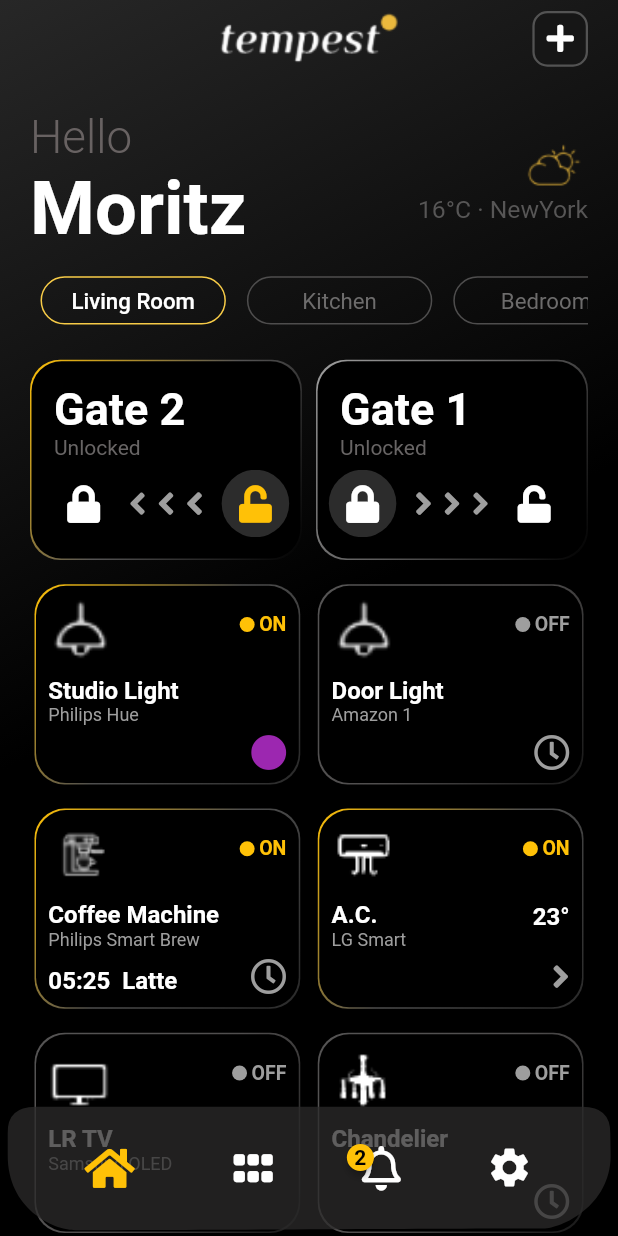
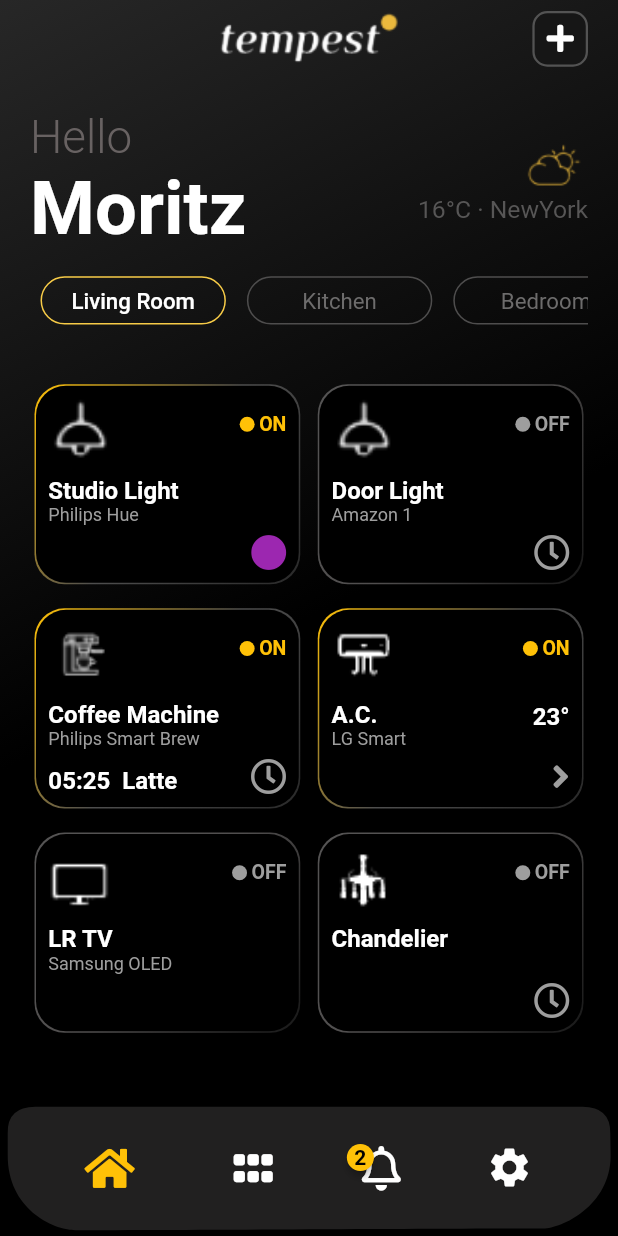
Before and after one commit to Sanjay0907/Home-Automation-UI, a Flutter app: the HomePage screen opened directly, on a phone screen of 412 x 824 dp. Run offline on Flutter 3.47's test engine with Material 2 defaults, Android fonts, the phone set to English and light mode, and no system bars; drawn by our look-alikes of badges, shimmer; our stand-ins replace font_awesome_flutter, sizer, vibration.

Commit message:
Removed Gates

```diff
--- a/lib/pages/homepage.dart
+++ b/lib/pages/homepage.dart
@@ -143,133 +143,133 @@ class _HomePageState extends State<HomePage> {
                   SizedBox(
                     height: 2.h,
                   ),
-                  Row(
-                    mainAxisAlignment: MainAxisAlignment.spaceBetween,
-                    children: [
-                      Container(
-                        height: 16.2.h,
-                        width: 44.w,
-                        decoration: BoxDecoration(
-                          borderRadius: BorderRadius.circular(20),
-                          gradient: LinearGradient(
-                            begin: Alignment.topLeft,
-                            end: Alignment.bottomRight,
-                            colors: !gate_2_is_lock
-                                ? [
-                                    Colors.amber,
-                                    const Color.fromARGB(255, 85, 84, 84),
-                                    Colors.black,
-                                  ]
-                                : [Colors.grey, Colors.black, Colors.black],
-                          ),
-                        ),
-                        child: Container(
-                          margin: const EdgeInsets.all(1),
-                          padding: const EdgeInsets.symmetric(
-                              horizontal: 5, vertical: 7),
-                          height: (MediaQuery.of(context).size.width / 3) - 5,
-                          width: (MediaQuery.of(context).size.width / 2.3) - 5,
-                          decoration: BoxDecoration(
-                            color: Colors.black,
-                            borderRadius: BorderRadius.circular(20),
-                          ),
-                          child: Column(
-                            mainAxisAlignment: MainAxisAlignment.spaceEvenly,
-                            crossAxisAlignment: CrossAxisAlignment.start,
-                            children: [
-                              Container(
-                                margin: const EdgeInsets.only(left: 10),
-                                child: Column(
-                                    crossAxisAlignment:
-                                        CrossAxisAlignment.start,
-                                    children: const [
-                                      Text(
-                                        "Gate 2",
-                                        style: TextStyle(
-                                            color: Colors.white,
-                                            fontSize: 30,
-                                            fontWeight: FontWeight.w600),
-                                      ),
-                                      Text("Unlocked",
-                                          style: TextStyle(
-                                              color: Color.fromARGB(
-                                                  255, 104, 101, 101))),
-                                    ]),
-                              ),
-                              !gate_2_is_lock
-                                  ? const Gate1LockSliderButton()
-                                  : const Gate1UnlockSliderButton(),
-                              // if (gate_1_is_lock == true)
-                              //   const Gate1LockSliderButton(),
-                              // if (gate_1_is_lock != true)
-                              //   const Gate1UnlockSliderButton(),
-                            ],
-                          ),
-                        ),
-                      ),
-                      Container(
-                        height: 16.2.h,
-                        width: 44.w,
-                        decoration: BoxDecoration(
-                          borderRadius: BorderRadius.circular(20),
-                          gradient: LinearGradient(
-                            begin: Alignment.topLeft,
-                            end: Alignment.bottomRight,
-                            colors: gate_1_is_lock
-                                ? [
-                                    Colors.amber,
-                                    const Color.fromARGB(255, 85, 84, 84),
-                                    Colors.black,
-                                  ]
-                                : [
-                                    Colors.grey,
-                                    const Color.fromARGB(255, 92, 91, 91),
-                                    Colors.black
-                                  ],
-                          ),
-                        ),
-                        child: Container(
-                          margin: const EdgeInsets.all(1),
-                          padding: const EdgeInsets.symmetric(
-                              horizontal: 5, vertical: 7),
-                          height: (MediaQuery.of(context).size.width / 3) - 5,
-                          width: (MediaQuery.of(context).size.width / 2.3) - 5,
-                          decoration: BoxDecoration(
-                            color: Colors.black,
-                            borderRadius: BorderRadius.circular(20),
-                          ),
-                          child: Column(
-                            mainAxisAlignment: MainAxisAlignment.spaceEvenly,
-                            crossAxisAlignment: CrossAxisAlignment.start,
-                            children: [
-                              Container(
-                                margin: const EdgeInsets.only(left: 10),
-                                child: Column(
-                                    crossAxisAlignment:
-                                        CrossAxisAlignment.start,
-                                    children: const [
-                                      Text(
-                                        "Gate 1",
-                                        style: TextStyle(
-                                            color: Colors.white,
-                                            fontSize: 30,
-                                            fontWeight: FontWeight.w600),
-                                      ),
-                                      Text("Unlocked",
-                                          style: TextStyle(
-                                              color: Color.fromARGB(
-                                                  255, 104, 101, 101))),
-                                    ]),
-                              ),
-                              gate_1_is_lock
-                                  ? const Gate1LockSliderButton()
-                                  : const Gate1UnlockSliderButton(),
-                            ],
-                          ),
-                        ),
-                      ),
-                    ],
-                  ),
+                  // Row(
+                  //   mainAxisAlignment: MainAxisAlignment.spaceBetween,
+                  //   children: [
+                  //     Container(
+                  //       height: 16.2.h,
+                  //       width: 44.w,
+                  //       decoration: BoxDecoration(
+                  //         borderRadius: BorderRadius.circular(20),
+                  //         gradient: LinearGradient(
+                  //           begin: Alignment.topLeft,
+                  //           end: Alignment.bottomRight,
+                  //           colors: !gate_2_is_lock
+                  //               ? [
+                  //                   Colors.amber,
+                  //                   const Color.fromARGB(255, 85, 84, 84),
+                  //                   Colors.black,
+                  //                 ]
+                  //               : [Colors.grey, Colors.black, Colors.black],
+                  //         ),
+                  //       ),
+                  //       child: Container(
+                  //         margin: const EdgeInsets.all(1),
+                  //         padding: const EdgeInsets.symmetric(
+                  //             horizontal: 5, vertical: 7),
+                  //         height: (MediaQuery.of(context).size.width / 3) - 5,
+                  //         width: (MediaQuery.of(context).size.width / 2.3) - 5,
+                  //         decoration: BoxDecoration(
+                  //           color: Colors.black,
+                  //           borderRadius: BorderRadius.circular(20),
+                  //         ),
+                  //         child: Column(
+                  //           mainAxisAlignment: MainAxisAlignment.spaceEvenly,
+                  //           crossAxisAlignment: CrossAxisAlignment.start,
+                  //           children: [
+                  //             Container(
+                  //               margin: const EdgeInsets.only(left: 10),
+                  //               child: Column(
+                  //                   crossAxisAlignment:
+                  //                       CrossAxisAlignment.start,
+                  //                   children: const [
+                  //                     Text(
+                  //                       "Gate 2",
+                  //                       style: TextStyle(
+                  //                           color: Colors.white,
+                  //                           fontSize: 30,
+                  //                           fontWeight: FontWeight.w600),
+                  //                     ),
+                  //                     Text("Unlocked",
+                  //                         style: TextStyle(
+                  //                             color: Color.fromARGB(
+                  //                                 255, 104, 101, 101))),
+                  //                   ]),
+                  //             ),
+                  //             !gate_2_is_lock
+                  //                 ? const Gate1LockSliderButton()
+                  //                 : const Gate1UnlockSliderButton(),
+                  //             // if (gate_1_is_lock == true)
+                  //             //   const Gate1LockSliderButton(),
+                  //             // if (gate_1_is_lock != true)
+                  //             //   const Gate1UnlockSliderButton(),
+                  //           ],
+                  //         ),
+                  //       ),
+                  //     ),
+                  //     Container(
+                  //       height: 16.2.h,
+                  //       width: 44.w,
+                  //       decoration: BoxDecoration(
+                  //         borderRadius: BorderRadius.circular(20),
+                  //         gradient: LinearGradient(
+                  //           begin: Alignment.topLeft,
+                  //           end: Alignment.bottomRight,
+                  //           colors: gate_1_is_lock
+                  //               ? [
+                  //                   Colors.amber,
+                  //                   const Color.fromARGB(255, 85, 84, 84),
+                  //                   Colors.black,
+                  //                 ]
+                  //               : [
+                  //                   Colors.grey,
+                  //                   const Color.fromARGB(255, 92, 91, 91),
+                  //                   Colors.black
+                  //                 ],
+                  //         ),
+                  //       ),
+                  //       child: Container(
+                  //         margin: const EdgeInsets.all(1),
+                  //         padding: const EdgeInsets.symmetric(
+                  //             horizontal: 5, vertical: 7),
+                  //         height: (MediaQuery.of(context).size.width / 3) - 5,
+                  //         width: (MediaQuery.of(context).size.width / 2.3) - 5,
+                  //         decoration: BoxDecoration(
+                  //           color: Colors.black,
+                  //           borderRadius: BorderRadius.circular(20),
+                  //         ),
+                  //         child: Column(
+                  //           mainAxisAlignment: MainAxisAlignment.spaceEvenly,
+                  //           crossAxisAlignment: CrossAxisAlignment.start,
+                  //           children: [
+                  //             Container(
+                  //               margin: const EdgeInsets.only(left: 10),
+                  //               child: Column(
+                  //                   crossAxisAlignment:
+                  //                       CrossAxisAlignment.start,
+                  //                   children: const [
+                  //                     Text(
+                  //                       "Gate 1",
+                  //                       style: TextStyle(
+                  //                           color: Colors.white,
+                  //                           fontSize: 30,
+                  //                           fontWeight: FontWeight.w600),
+                  //                     ),
+                  //                     Text("Unlocked",
+                  //                         style: TextStyle(
+                  //                             color: Color.fromARGB(
+                  //                                 255, 104, 101, 101))),
+                  //                   ]),
+                  //             ),
+                  //             gate_1_is_lock
+                  //                 ? const Gate1LockSliderButton()
+                  //                 : const Gate1UnlockSliderButton(),
+                  //           ],
+                  //         ),
+                  //       ),
+                  //     ),
+                  //   ],
+                  // ),
                   SizedBox(
                     height: 1.h,
                   ),
--- a/lib/slider/unlock_slider_button.dart
+++ b/lib/slider/unlock_slider_button.dart
@@ -1,6 +1,7 @@
 import 'package:flutter/material.dart';
 import 'package:font_awesome_flutter/font_awesome_flutter.dart';
 import 'package:home_automation_app_ui/constant.dart';
+import 'package:home_automation_app_ui/pages/homepage.dart';
 import 'package:home_automation_app_ui/slider/unlock_slider.dart';
 
 class Gate1UnlockSliderButton extends StatefulWidget {
@@ -47,8 +48,11 @@ class _Gate1UnlockSliderButtonState extends State<Gate1UnlockSliderButton> {
           bottom: 0,
           child: Unlock_Slider(action: () {
             setState(() {
+              print('before = $gate_1_is_lock');
               gate_1_is_lock = !gate_1_is_lock;
+              print('after = $gate_1_is_lock');
             });
+            HomePage();
           }))
     ]);
   }
```
